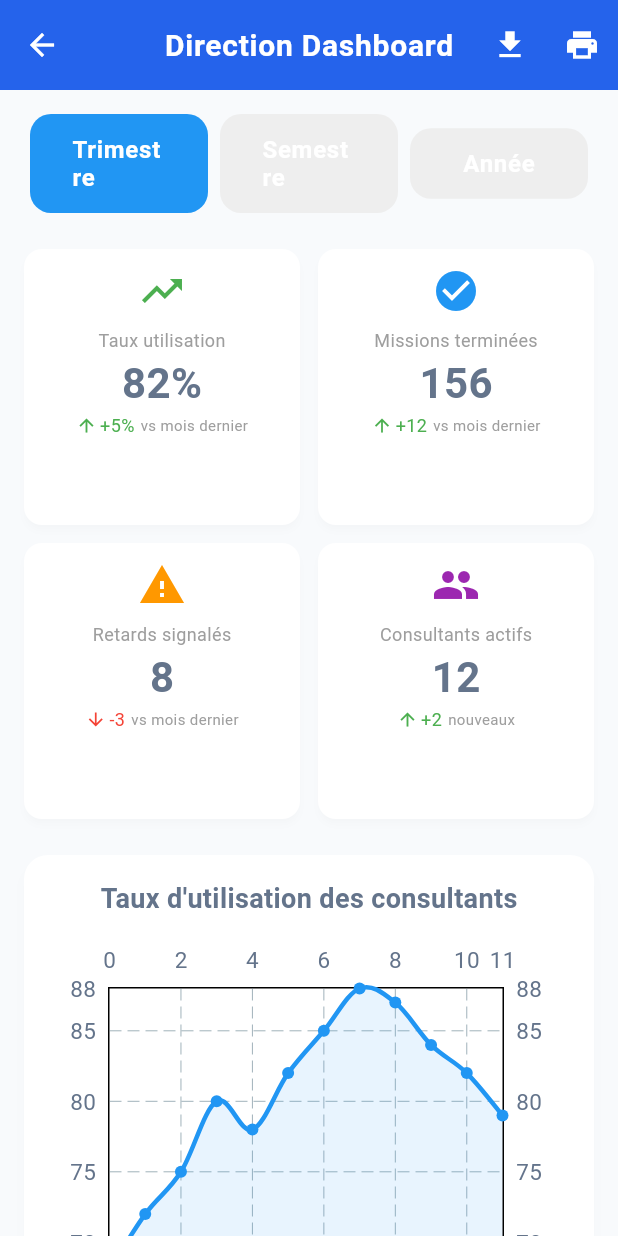
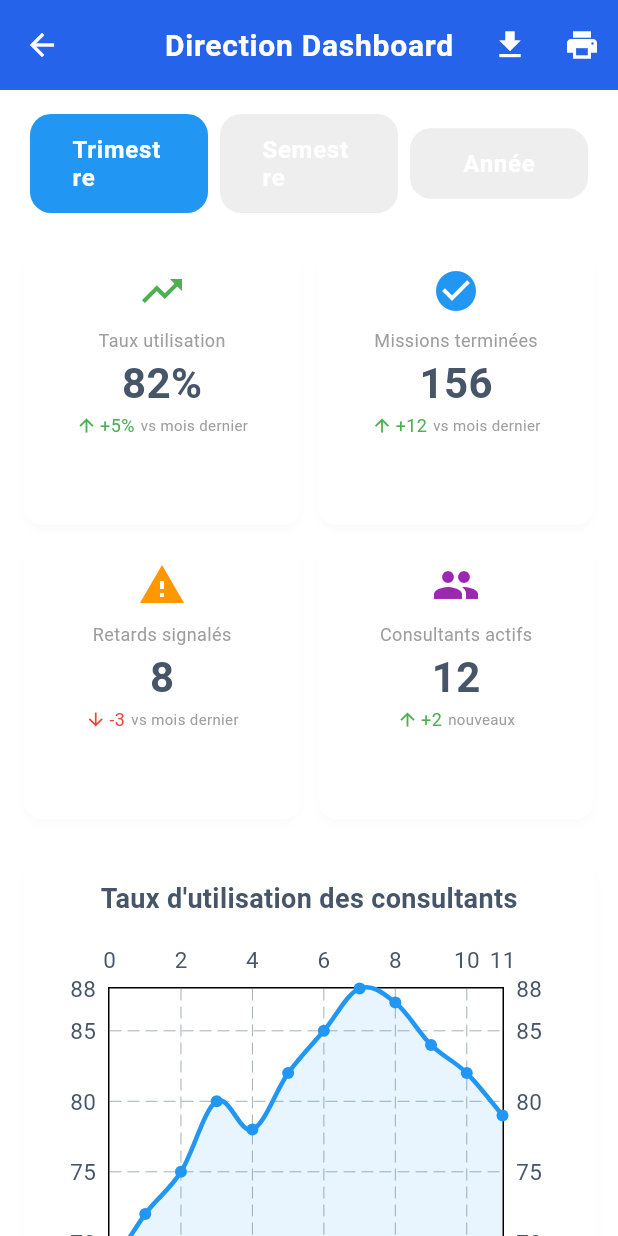
Before and after one commit to Djeupisne/logest_planning, a Flutter app: the DirectionHome screen opened by its route, on a phone screen of 412 x 824 dp. Run offline on Flutter 3.47's test engine with Material 3 defaults, Android fonts, the phone set to English and light mode, and no system bars; drawn by our look-alikes of fl_chart; our stand-ins replace connectivity_plus, dartz, drift, equatable, flutter_bloc, flutter_map and 12 more; missing offline and left inert: vibration_plus; accounts and stored records are empty.

Commit message:
update branch

```diff
--- a/lib/core/theme/app_theme.dart
+++ b/lib/core/theme/app_theme.dart
@@ -34,15 +34,16 @@ class AppColors {
   static const Color training = Color(0xFFFCD34D);      // Jaune doré - Formation
   static const Color leave = Color(0xFF3B82F6);         // Bleu - Congé
 
-  // --- Couleurs Neutres LIGHT (Optimisées pour la lisibilité) ---
-  static const Color backgroundLight = Color(0xFFF8FAFC); // Blanc grisâtre très léger (réduit la fatigue)
+  // --- Couleurs Neutres LIGHT (Optimisées pour la lisibilité - Fond Blanc) ---
+  static const Color backgroundLight = Color(0xFFFFFFFF); // BLANC PUR pour le fond global
   static const Color surfaceLight = Color(0xFFFFFFFF);    // Blanc pur pour les cartes
-  static const Color textPrimaryLight = Color(0xFF1E293B); // Gris très foncé (plus doux que #000)
-  static const Color textSecondaryLight = Color(0xFF64748B); // Gris moyen pour textes secondaires
+  static const Color scaffoldBackgroundLight = Color(0xFFF8FAFC); // Gris très léger pour différencier les zones
+  static const Color textPrimaryLight = Color(0xFF0F172A); // Noir doux (contraste max sur blanc)
+  static const Color textSecondaryLight = Color(0xFF475569); // Gris moyen pour textes secondaires
   static const Color textTertiaryLight = Color(0xFF94A3B8); // Gris clair pour infos mineures
   static const Color dividerLight = Color(0xFFE2E8F0);    // Bordures subtiles
   static const Color cardBackgroundLight = Color(0xFFFFFFFF);
-  static const Color shadowLight = Color(0x1A000000);     // Ombre légère
+  static const Color shadowLight = Color(0x0D000000);     // Ombre ultra-légère pour effet de profondeur
 
   // --- Couleurs Neutres DARK (Élégantes et Reposantes) ---
   static const Color backgroundDark = Color(0xFF0F172A);  // Bleu nuit très profond (élégant)
@@ -136,7 +137,7 @@ class AppTheme {
       error: AppColors.error,
     ),
 
-    // Scaffold
+    // Scaffold - Fond blanc pur
     scaffoldBackgroundColor: AppColors.backgroundLight,
 
     // AppBar
```
Also changed, not shown: 3 other files.
